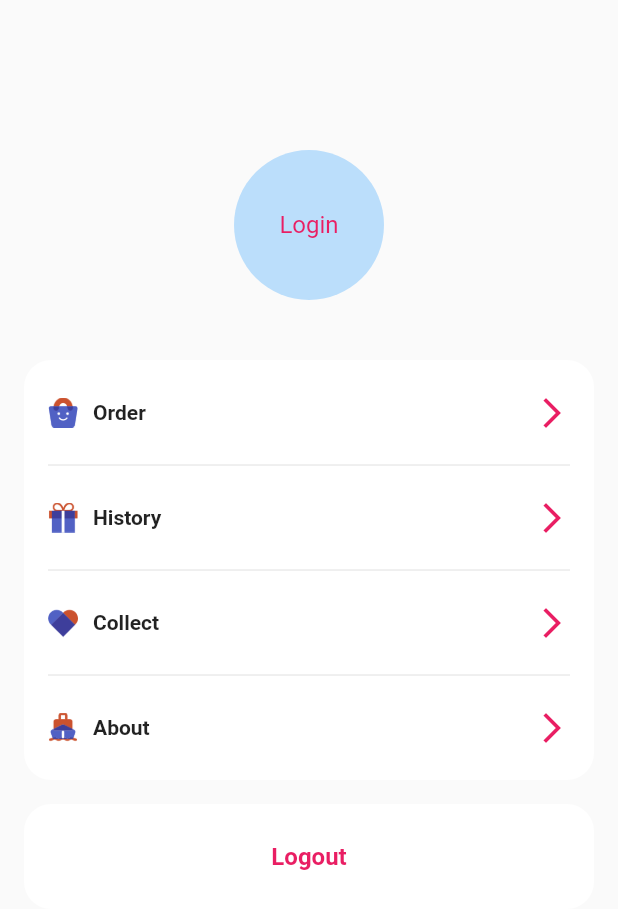
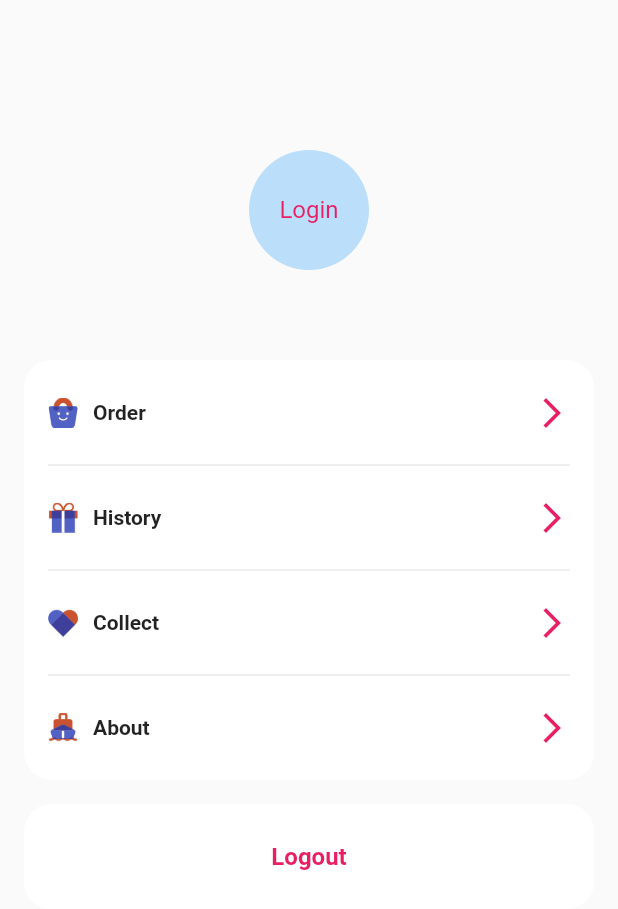
Before and after one commit to springroe/springroe-flutter-get, a Flutter app: the MemberPage widget shown alone on an empty page, opened directly, on a phone screen of 412 x 824 dp. Shown: the top 909 px of the screen. Run offline on Flutter 3.47's test engine with Material 2 defaults, Android fonts, the light colour scheme and no system bars; drawn by our look-alikes of pull_to_refresh; our stand-ins replace awesome_dialog, badges, cached_network_image, card_swiper, dio, flutter_easyloading and 3 more; Roboto replaces fonts that are missing (Source).

Commit message:
1.完善登录逻辑

```diff
--- a/lib/http/api_exceptions.dart
+++ b/lib/http/api_exceptions.dart
@@ -11,7 +11,7 @@ class ApiException implements Exception {
 
   @override
   String toString() {
-    return "ApiErrorCode:($_code) \nMessage:($_message)";
+    return "ErrorCode:($_code) \n$_message";
   }
 
   factory ApiException.create(DioError error, String? message) {
--- a/lib/http/interceptor/request_interceptor.dart
+++ b/lib/http/interceptor/request_interceptor.dart
@@ -46,7 +46,7 @@ class RequestInterceptor extends Interceptor {
     //   err.error = appException;
     // }
     ApiException appException =
-        ApiException.create(err, err.response?.data['msg']);
+        ApiException.create(err, err.response?.statusMessage);
     err.error = appException;
     return super.onError(err, handler);
   }
--- a/lib/main.dart
+++ b/lib/main.dart
@@ -3,6 +3,7 @@ import 'dart:io';
 import 'package:flutter/material.dart';
 import 'package:flutter/physics.dart';
 import 'package:flutter/services.dart';
+import 'package:flutter_easyloading/flutter_easyloading.dart';
 import 'package:flutter_localizations/flutter_localizations.dart';
 import 'package:get/get.dart';
 import 'package:pull_to_refresh/pull_to_refresh.dart';
@@ -51,6 +52,7 @@ class MyApp extends StatelessWidget {
       child: GetMaterialApp(
         home: const NavigatorPage(),
         theme: ThemeData(fontFamily: 'Source'),
+        builder: EasyLoading.init(),
         localizationsDelegates: const [
           S.delegate,
           GlobalMaterialLocalizations.delegate,
--- a/lib/ui/member/controller/member_controller.dart
+++ b/lib/ui/member/controller/member_controller.dart
@@ -3,6 +3,4 @@ import 'package:test_get/model/user_entity.dart';
 
 class MemberController extends GetxController {
   static MemberController get instance => Get.find();
-
-  UserEntity? user;
 }
--- a/lib/ui/member/member_page.dart
+++ b/lib/ui/member/member_page.dart
@@ -1,8 +1,10 @@
 import 'package:awesome_dialog/awesome_dialog.dart';
+import 'package:cached_network_image/cached_network_image.dart';
 import 'package:flutter/material.dart';
 import 'package:get/get.dart';
+import 'package:test_get/model/user_entity.dart';
+import 'package:test_get/ui/entrance/controller/login_controller.dart';
 import 'package:test_get/ui/entrance/login_page.dart';
-import 'package:test_get/ui/member/controller/member_controller.dart';
 
 class MemberPage extends StatelessWidget {
   const MemberPage({Key? key}) : super(key: key);
@@ -15,15 +17,36 @@ class MemberPage extends StatelessWidget {
           left: 0,
           right: 0,
           top: 100,
-          child: ValueBuilder(
-              initialValue: MemberController.instance.user,
+          child: ValueBuilder<UserEntity?>(
+              initialValue: LoginController.instance.user.subject.value,
               builder: (value, user) {
-                // TODO - 考虑下没有用户的时候是登录，登录后显示用户头像
+                if (value != null) {
+                  return Column(
+                    children: [
+                      SizedBox(
+                        height: 80,
+                        width: 80,
+                        child: CircleAvatar(
+                          backgroundImage:
+                              CachedNetworkImageProvider(value.avatar),
+                        ),
+                      ),
+                      Padding(
+                        padding: const EdgeInsets.only(top: 10),
+                        child: Text(
+                          value.nickname,
+                          style: const TextStyle(
+                              fontWeight: FontWeight.bold, fontSize: 16),
+                        ),
+                      )
+                    ],
+                  );
+                }
                 return GestureDetector(
                   onTap: () => Get.to(const LoginPage()),
                   child: const SizedBox(
-                    height: 100,
-                    width: 100,
+                    height: 80,
+                    width: 80,
                     child: CircleAvatar(
                       foregroundColor: Colors.pink,
                       child: Text('Login'),
--- a/lib/ui/navigator/navigator_page.dart
+++ b/lib/ui/navigator/navigator_page.dart
@@ -1,6 +1,7 @@
 import 'package:flutter/material.dart';
 import 'package:get/get.dart';
 import 'package:test_get/ui/cart/cart_page.dart';
+import 'package:test_get/ui/commodity/controller/commodity_controller.dart';
 import 'package:test_get/ui/home/home_page.dart';
 import 'package:test_get/ui/member/member_page.dart';
 import 'package:test_get/ui/navigator/controller/navigator_controller.dart';
@@ -22,6 +23,7 @@ class NavigatorPage extends StatelessWidget {
     Get.put(CartController());
     Get.put(MemberController());
     Get.put(LoginController());
+    Get.put(CommodityController());
 
     return Obx(
       () => Scaffold(
```
Also changed, not shown: lib/ui/commodity/commodity_page.dart (added, +34 -0 lines), lib/ui/commodity/controller/commodity_controller.dart (added, +8 -0 lines), lib/ui/entrance/controller/login_controller.dart (+16 -8 lines), lib/ui/entrance/login_clipper.dart (added, +26 -0 lines), lib/ui/entrance/login_page.dart (+47 -9 lines), lib/ui/home/home_page.dart (+10 -3 lines), pubspec.yaml (+3 -4 lines), assets/login/login_bg.png (deleted), pubspec.lock.
